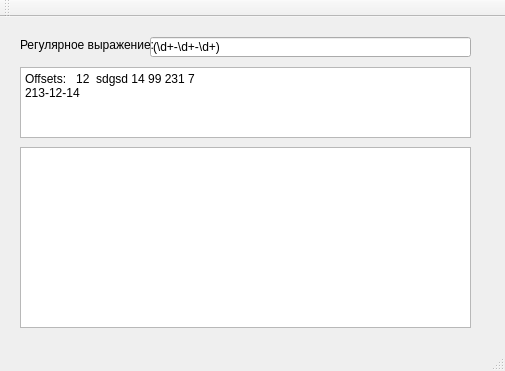
Above: lesson_9/QRegExp/mainwindow.ui from Chuvi-w/cpp before the change. Below: the same form after it.
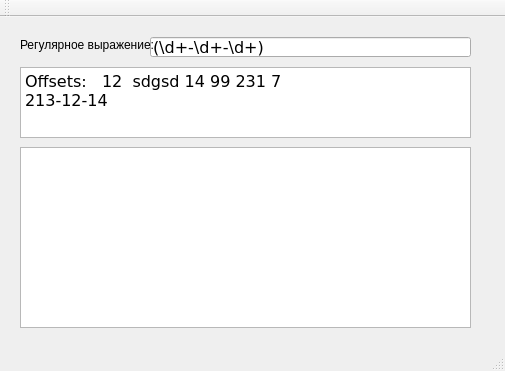
That is the form after the change.

What changed in the file:
```diff
--- a/lesson_9/QRegExp/mainwindow.ui
+++ b/lesson_9/QRegExp/mainwindow.ui
@@ -23,6 +23,12 @@
       <height>20</height>
      </rect>
     </property>
+    <property name="font">
+     <font>
+      <family>Verdana</family>
+      <pointsize>12</pointsize>
+     </font>
+    </property>
     <property name="text">
      <string>(\d+-\d+-\d+)</string>
     </property>
@@ -49,6 +55,12 @@
       <height>71</height>
      </rect>
     </property>
+    <property name="font">
+     <font>
+      <family>Verdana</family>
+      <pointsize>12</pointsize>
+     </font>
+    </property>
     <property name="plainText">
      <string>Offsets:   12  sdgsd 14 99 231 7
 213-12-14</string>
```
Left out of the diff: 48 changed lines with no effect on the pictures.
